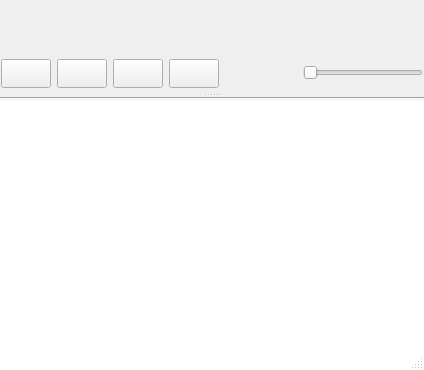
This is src/skins/native/form.ui in nulloy/nulloy as Qt 5 draws it before an edit. The edited form follows.
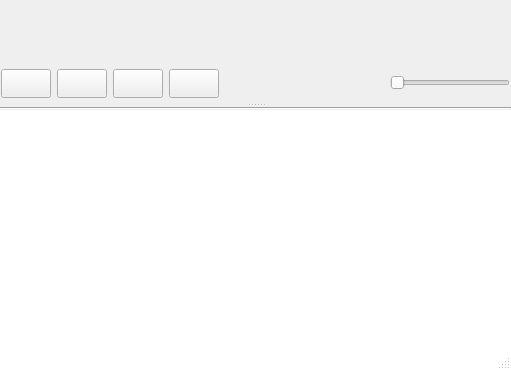
This is the edited form. Icons and pictures are not drawn. Custom widgets are drawn as their Qt base class.

Commit message: native skin updated

Diff of the .ui file:
```diff
--- a/src/skins/native/form.ui
+++ b/src/skins/native/form.ui
@@ -6,7 +6,7 @@
    <rect>
     <x>0</x>
     <y>0</y>
-    <width>424</width>
+    <width>511</width>
     <height>370</height>
    </rect>
   </property>
@@ -14,18 +14,27 @@
    <string>Dialog</string>
   </property>
   <property name="styleSheet">
-   <string notr="true">#prevButton {
-	qproperty-icon: url(:/trolltech/styles/commonstyle/images/media-skip-backward-16.png);
+   <string notr="true">#playlistWidget {
+	qproperty-failedTextColor: palette(dark);
 }
-#playButton {
-	qproperty-icon: url(:/trolltech/styles/commonstyle/images/media-play-16.png);
+
+#playlistWidget QScrollBar {
+	margin-bottom: 18;
 }
-#stopButton {
-	qproperty-icon: url(:/trolltech/styles/commonstyle/images/media-stop-16.png);
+
+#waveformSlider {
+	qproperty-radius: 3;
+	qproperty-background: #3f4f61;
+	qproperty-waveBackground: #4e9a06;
+	qproperty-waveBorderColor: #8ae234;
+	qproperty-progressBackground: #0080ff;
+	qproperty-pausedBackground: #ce8419;
 }
-#nextButton {
-	qproperty-icon: url(:/trolltech/styles/commonstyle/images/media-skip-forward-16.png);
-}</string>
+
+#TrackInfoWidget QLabel {
+	border-radius: 3;
+}
+</string>
   </property>
   <property name="sizeGripEnabled">
    <bool>true</bool>
@@ -36,9 +45,6 @@
    </property>
    <item>
     <widget class="QWidget" name="centralWidget" native="true">
-     <property name="styleSheet">
-      <string notr="true"/>
-     </property>
      <layout class="QVBoxLayout" name="verticalLayout_4">
       <property name="spacing">
        <number>0</number>
@@ -82,7 +88,7 @@
             <property name="minimumSize">
              <size>
               <width>0</width>
-              <height>50</height>
+              <height>60</height>
              </size>
             </property>
             <property name="maximumSize">
@@ -91,17 +97,6 @@
               <height>16777215</height>
              </size>
             </property>
-            <property name="styleSheet">
-             <string notr="true">#waveformSlider {
-qproperty-radius: 3;
-qproperty-background: #3f4f61;
-qproperty-waveBackground: #4e9a06;
-qproperty-waveBorderColor: #8ae234;
-qproperty-progressBackground: #0080ff;
-qproperty-pausedBackground: #ce8419;
-}
-            </string>
-            </property>
            </widget>
           </item>
           <item>
@@ -331,11 +326,6 @@
             <property name="acceptDrops">
              <bool>true</bool>
             </property>
-            <property name="styleSheet">
-             <string notr="true">QScrollBar {
-	margin-bottom: 18;
-}</string>
-            </property>
             <property name="frameShape">
              <enum>QFrame::NoFrame</enum>
             </property>
```
Left out of the diff: 30 changed lines with no effect on the pictures. The commit also changes 2 other files.
